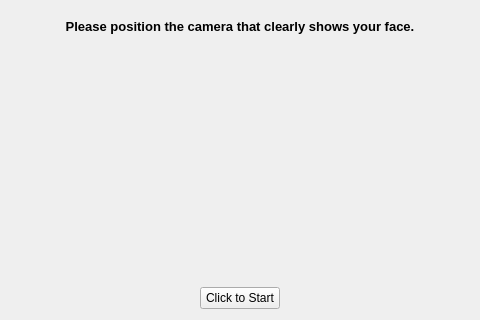
Before: the Qt Designer form camsetpage.ui in veda-team4/DMS, drawn with Qt 5.
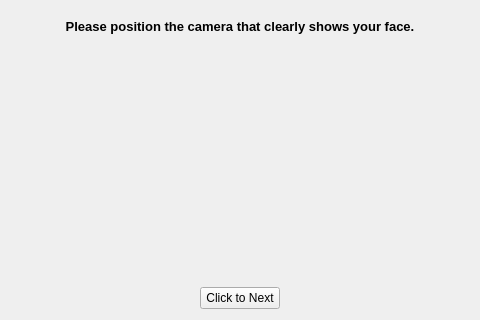
After: the same form once the commit is applied.

What changed in the file:
```diff
--- a/camsetpage.ui
+++ b/camsetpage.ui
@@ -79,7 +79,7 @@
       </size>
      </property>
      <property name="text">
-      <string>Click to Start</string>
+      <string>Click to Next</string>
      </property>
     </widget>
    </item>
```
